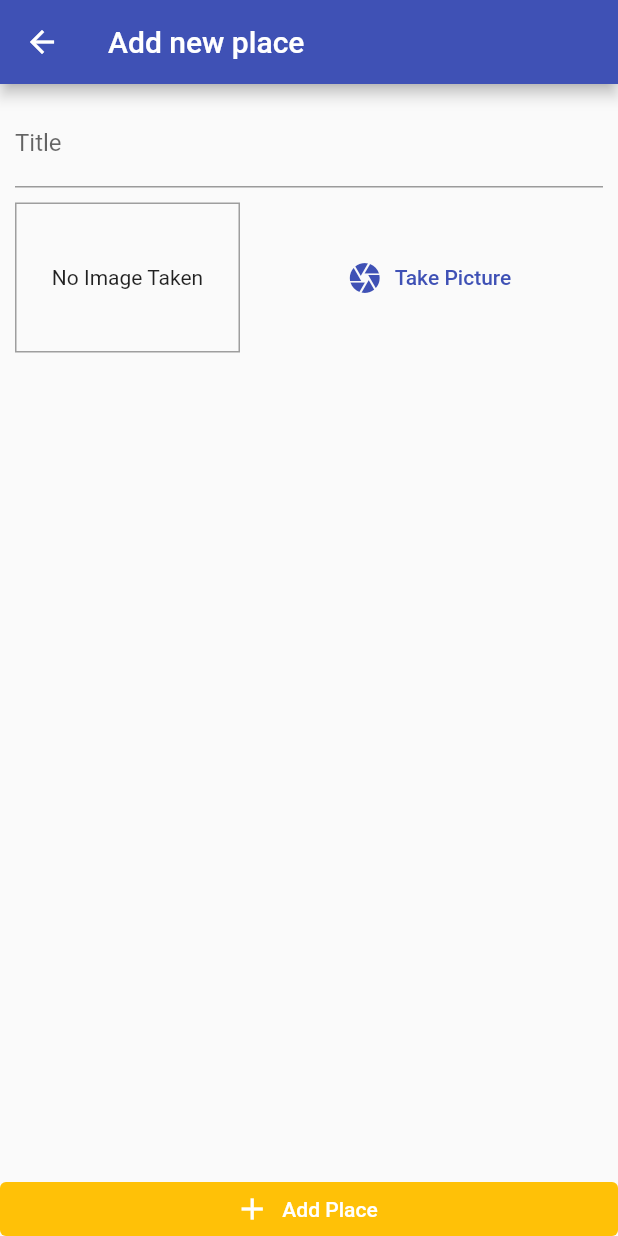
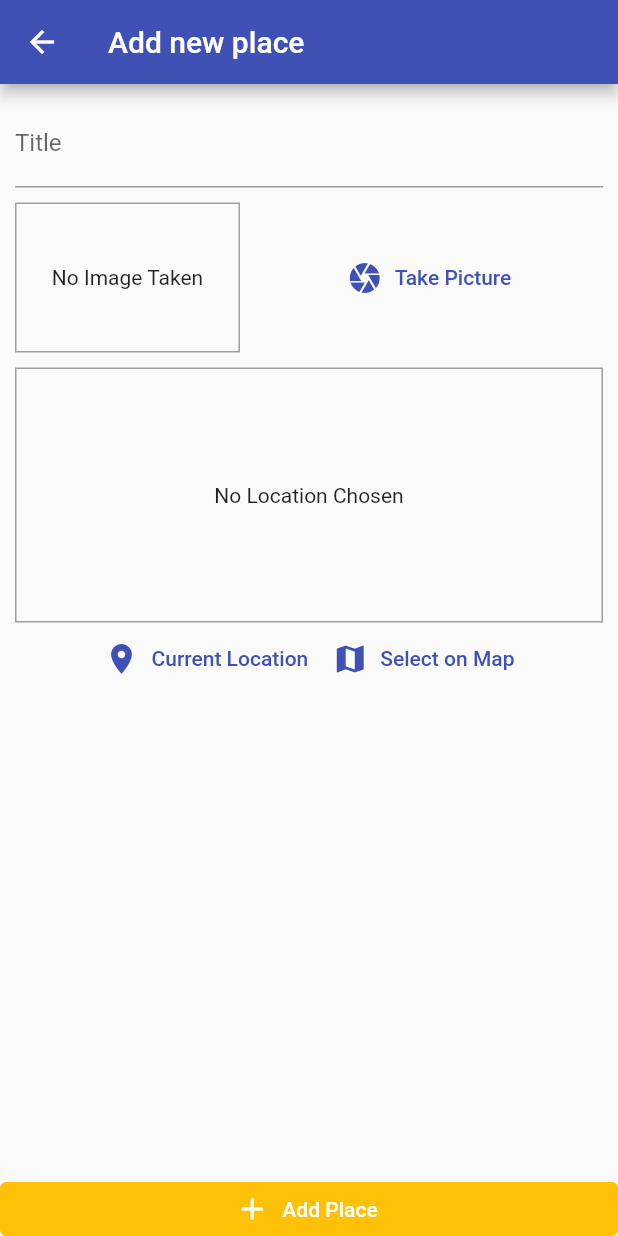
Before and after one commit to SyedDaniyalAli/great_places_app, a Flutter app: the AddPlaceScreen screen opened by its route, on a phone screen of 412 x 824 dp. Run offline on Flutter 3.47's test engine with Material 2 defaults, Android fonts, the phone set to English and light mode, and no system bars; our stand-ins replace image_picker, location, sqflite; accounts and stored records are empty.

Commit message:
errors resolved and location_helper.dart added

```diff
--- /dev/null
+++ b/lib/helpers/location_helper.dart
@@ -0,0 +1,59 @@
+// const GOOGLE_API_KEY = 'AIzaSyDq40kL5RrLefHsh2oWfV9rFSePqBLbG_M';
+
+const MAPBOX_API_KEY =
+    'pk.eyJ1Ijoic3llZGRhbml5YWxhbGkyMCIsImEiOiJjamxhb3hydWowMnllM2t1YTVhejdsd3VjIn0.Rok46AMjBv4lwrs6K-nGLA';
+
+const MAP_ZOOM = '15.25';
+const MAP_SIZE = '600x300';
+
+//Can be a through z, 0 through 99, or a valid Maki icon.
+// If a letter is requested, it will be rendered in uppercase only
+// (https://labs.mapbox.com/maki-icons/)
+const MAP_LABEL = 'embassy';
+const MAP_Marker_Color = 'f74e4e';
+
+// You can change your theme style from here
+const selectThemeStyle = Map_Theme.streets;
+
+// You can change your theme icon from here
+const selectIconSize = Map_Icon_Size.large;
+
+enum Map_Theme { dark, light, streets, satellite }
+enum Map_Icon_Size { small, large }
+
+String get selectTheme {
+  switch (selectThemeStyle) {
+    case Map_Theme.dark:
+      return 'dark-v10';
+    case Map_Theme.light:
+      return 'light-v10';
+    case Map_Theme.streets:
+      return 'streets-v11';
+    case Map_Theme.satellite:
+      return 'satellite-v9';
+    default:
+      return 'light';
+  }
+}
+
+String get markerIconSize {
+  switch (selectIconSize) {
+    case Map_Icon_Size.small:
+      return 's';
+    case Map_Icon_Size.large:
+      return 'l';
+    default:
+      return 'l';
+  }
+}
+
+class LocationHelper {
+  static String generateLocationPreviewImage(
+      {double latitude, double longitude}) {
+    return 'https://api.mapbox.com/styles/v1/mapbox/$selectTheme/static/pin-$markerIconSize-$MAP_LABEL+$MAP_Marker_Color($longitude,$latitude)/$longitude,$latitude,$MAP_ZOOM/$MAP_SIZE?access_token=$MAPBOX_API_KEY';
+
+    // 'https://maps.googleapis.com/maps/api/staticmap?'
+    //   'center=&$latitude,$longitude&zoom=16&size=600x300&maptype=roadmap'
+    //   '&markers=color:red%7Clabel:C%$latitude,$longitude&key=$GOOGLE_API_KEY';
+  }
+}
--- a/lib/screens/add_place_screen.dart
+++ b/lib/screens/add_place_screen.dart
@@ -4,6 +4,7 @@ import 'package:flutter/material.dart';
 import 'package:provider/provider.dart';
 import '../providers/great_places.dart';
 import '../widgets/image_input.dart';
+import '../widgets/location_input.dart';
 
 class AddPlaceScreen extends StatefulWidget {
   static const routeName = '/add-place';
@@ -28,9 +29,9 @@ class _AddPlaceScreenState extends State<AddPlaceScreen> {
       return;
     }
 
-    Provider.of<GreatPlaces>(context, listen: false).addPlace(_titleController.text, _pickedImage);
+    Provider.of<GreatPlaces>(context, listen: false)
+        .addPlace(_titleController.text, _pickedImage);
     Navigator.of(context).pop();
-
   }
 
   @override
@@ -52,10 +53,10 @@ class _AddPlaceScreenState extends State<AddPlaceScreen> {
                       decoration: InputDecoration(labelText: 'Title'),
                       controller: _titleController,
                     ),
-                    SizedBox(
-                      height: 10,
-                    ),
+                    SizedBox(height: 10),
                     ImageInput(_selectImage),
+                    SizedBox(height: 10),
+                    LocationInput(),
                   ],
                 ),
               ),
--- /dev/null
+++ b/lib/widgets/location_input.dart
@@ -0,0 +1,69 @@
+import 'package:flutter/material.dart';
+import 'package:location/location.dart';
+import '../helpers/location_helper.dart';
+
+class LocationInput extends StatefulWidget {
+  @override
+  _LocationInputState createState() => _LocationInputState();
+}
+
+class _LocationInputState extends State<LocationInput> {
+  String _imagePreviewUrl;
+
+  Future<void> _getCurrentUserLocation() async {
+    final locData = await Location().getLocation();
+    final staticMapImageUrl = LocationHelper.generateLocationPreviewImage(
+        latitude: locData.latitude, longitude: locData.longitude);
+    // print(locData.longitude);
+    // print(locData.latitude);
+    setState(() {
+      _imagePreviewUrl= staticMapImageUrl;
+      print(_imagePreviewUrl);
+    });
+  }
+
+  @override
+  Widget build(BuildContext context) {
+    return Column(children: [
+      Container(
+        height: 170,
+        width: double.infinity,
+        alignment: Alignment.center,
+        decoration: BoxDecoration(
+          border: Border.all(
+            width: 1,
+            color: Colors.grey,
+          ),
+        ),
+        child: _imagePreviewUrl == null
+            ? Text('No Location Chosen')
+            : Image.network(
+                _imagePreviewUrl,
+                fit: BoxFit.cover,
+                width: double.infinity,
+              ),
+      ),
+      Row(
+        mainAxisAlignment: MainAxisAlignment.center,
+        children: [
+          TextButton.icon(
+            onPressed: _getCurrentUserLocation,
+            icon: Icon(Icons.location_on),
+            label: Text(
+              'Current Location',
+              style: TextStyle(color: Theme.of(context).primaryColor),
+            ),
+          ),
+          TextButton.icon(
+            onPressed: () {},
+            icon: Icon(Icons.map),
+            label: Text(
+              'Select on Map',
+              style: TextStyle(color: Theme.of(context).primaryColor),
+            ),
+          ),
+        ],
+      )
+    ]);
+  }
+}
--- a/pubspec.yaml
+++ b/pubspec.yaml
@@ -30,6 +30,7 @@ dependencies:
   path_provider: ^1.6.27
   path: ^1.7.0
   sqflite: ^1.3.0
+  location: ^3.0.0
 
 
   # The following adds the Cupertino Icons font to your application.
```
Also changed, not shown: lib/providers/great_places.dart (+8 -5 lines), pubspec.lock, 2 other files.
